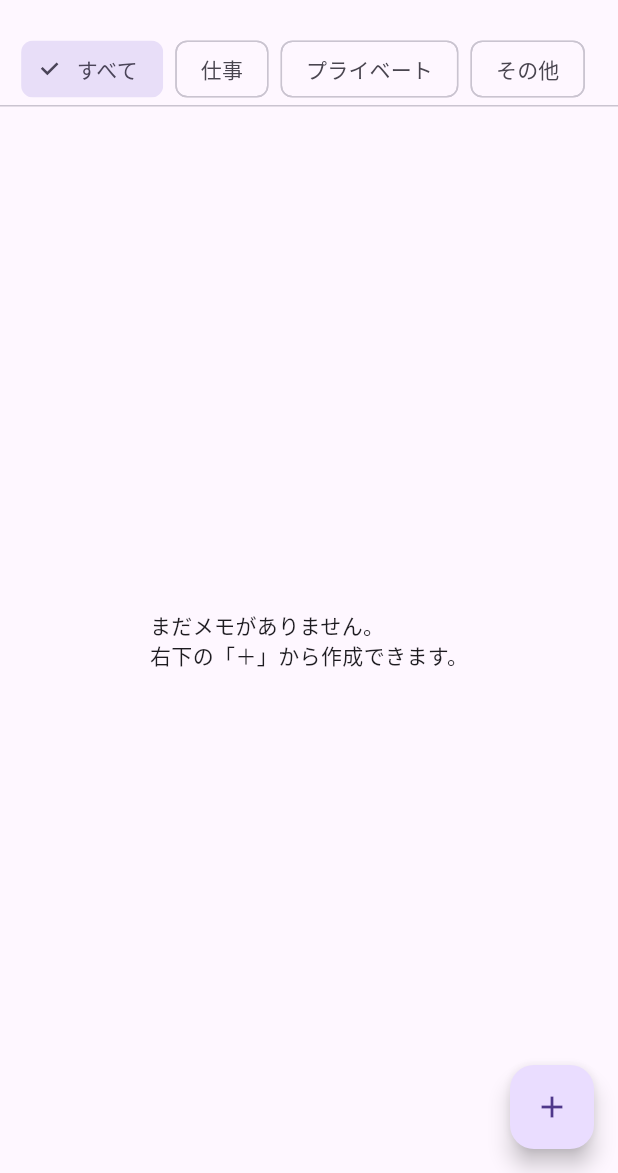
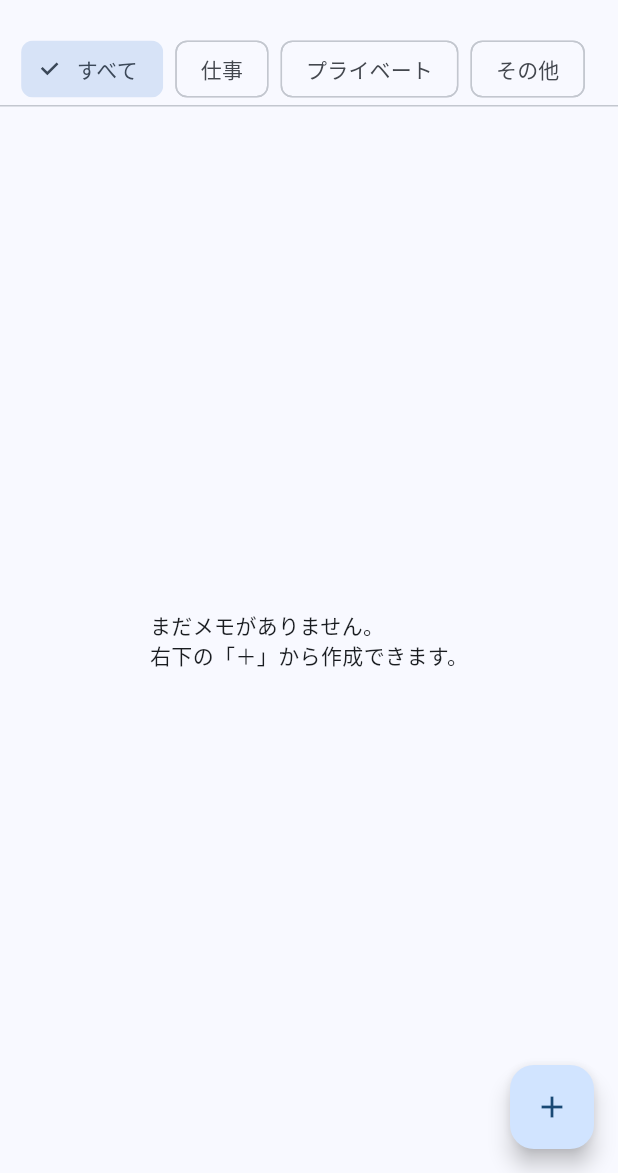
Before and after one commit to lesson-t/tagged_notes, a Flutter app: the screen it shows after launch, on a phone screen of 412 x 824 dp, the part 63-1236 px from its top. Run offline on Flutter 3.47's test engine with Material 3 defaults, Android fonts, the phone set to English and light mode, and no system bars; our stand-ins replace shared_preferences.

Commit message:
システムテーマに追従するライト/ダークテーマを追加

```diff
--- a/lib/main.dart
+++ b/lib/main.dart
@@ -16,9 +16,46 @@ class MyApp extends StatelessWidget {
       create: (_) => NoteProvider(),
       child: MaterialApp(
         title: 'Tagged Notes',
+
+        // ライトテーマ
         theme: ThemeData(
-          primarySwatch: Colors.blue,
+          useMaterial3: true,
+          colorScheme: ColorScheme.fromSeed(
+            seedColor: Colors.blue,
+            brightness: Brightness.light,
+          ),
+          appBarTheme: const AppBarTheme(
+            centerTitle: false,
+          ),
+          cardTheme: CardThemeData(
+            elevation: 1,
+            shape: RoundedRectangleBorder(
+              borderRadius: BorderRadius.circular(12),
+            ),
+          ),
         ),
+
+        // ダークテーマ
+        darkTheme: ThemeData(
+          useMaterial3: true,
+            colorScheme: ColorScheme.fromSeed(
+            seedColor: Colors.blue,
+            brightness: Brightness.dark,
+          ),
+          appBarTheme: const AppBarTheme(
+            centerTitle: false,
+          ),
+          cardTheme: CardThemeData(
+            elevation: 1,
+            shape: RoundedRectangleBorder(
+              borderRadius: BorderRadius.circular(12),
+            ),
+          ),
+        ),
+
+        // 端末の設定（ライト/ダーク）に追従
+        themeMode: ThemeMode.system,
+
         home: const NoteListScreen(),
       ),
     );
```
Also changed, not shown: 3 other files.
